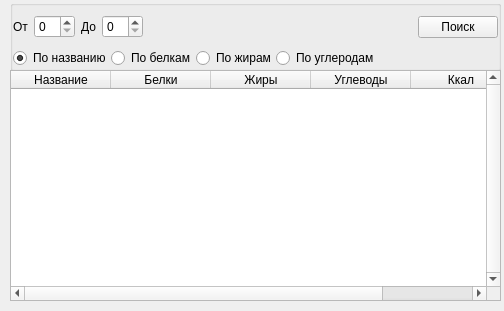
Old version of the form project/forms/Recipe_seach.ui in the repository Galoev/nutritionist-helper.
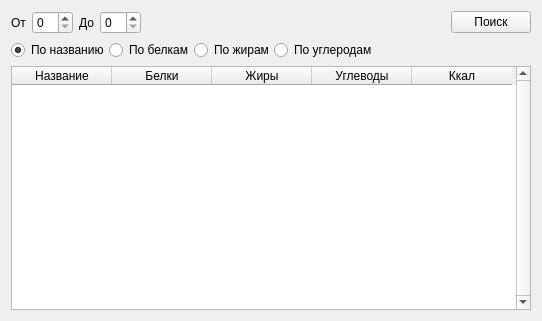
New version of the form.

What changed in the file:
```diff
--- a/project/forms/Recipe_seach.ui
+++ b/project/forms/Recipe_seach.ui
@@ -6,41 +6,14 @@
    <rect>
     <x>0</x>
     <y>0</y>
-    <width>504</width>
-    <height>311</height>
+    <width>542</width>
+    <height>321</height>
    </rect>
   </property>
   <property name="windowTitle">
    <string>Form</string>
   </property>
-  <widget class="QGroupBox" name="groupBox">
-   <property name="geometry">
-    <rect>
-     <x>10</x>
-     <y>0</y>
-     <width>491</width>
-     <height>71</height>
-    </rect>
-   </property>
-   <property name="title">
-    <string/>
-   </property>
-   <layout class="QVBoxLayout" name="verticalLayout_3">
-    <property name="spacing">
-     <number>0</number>
-    </property>
-    <property name="leftMargin">
-     <number>0</number>
-    </property>
-    <property name="topMargin">
-     <number>0</number>
-    </property>
-    <property name="rightMargin">
-     <number>0</number>
-    </property>
-    <property name="bottomMargin">
-     <number>0</number>
-    </property>
+  <layout class="QVBoxLayout" name="verticalLayout" stretch="0,0,1">
     <item>
      <layout class="QHBoxLayout" name="horizontalLayout_5">
       <item>
@@ -182,17 +155,8 @@
       </item>
      </layout>
     </item>
-   </layout>
-  </widget>
+   <item>
   <widget class="QTableWidget" name="tableWidget_recipe">
-   <property name="geometry">
-    <rect>
-     <x>10</x>
-     <y>70</y>
-     <width>491</width>
-     <height>231</height>
-    </rect>
-   </property>
    <property name="verticalScrollBarPolicy">
     <enum>Qt::ScrollBarAlwaysOn</enum>
    </property>
@@ -237,6 +201,8 @@
     </property>
    </column>
   </widget>
+   </item>
+  </layout>
  </widget>
  <resources/>
  <connections/>
```
Lines whose indentation alone changed are shown as unchanged.
